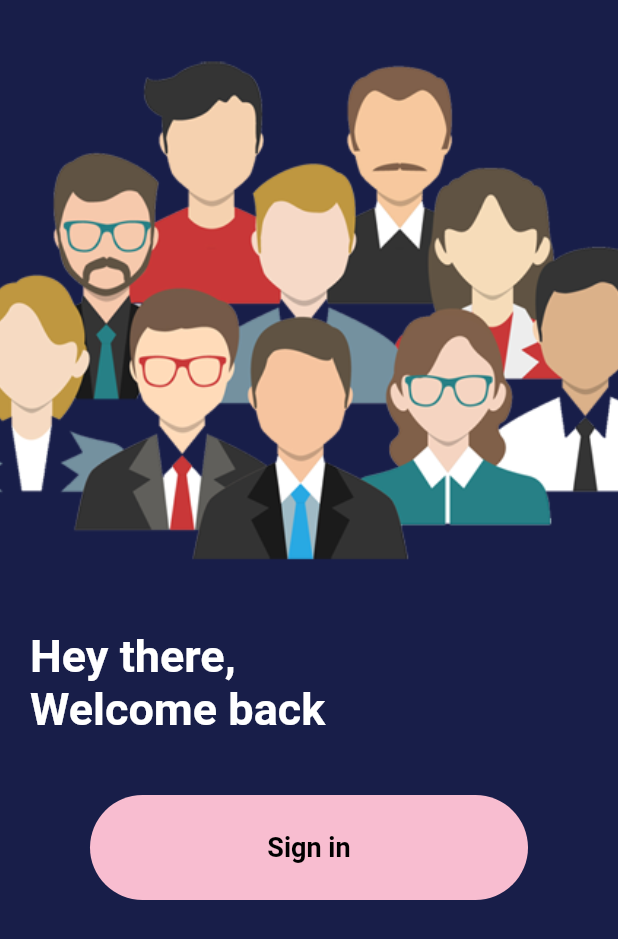
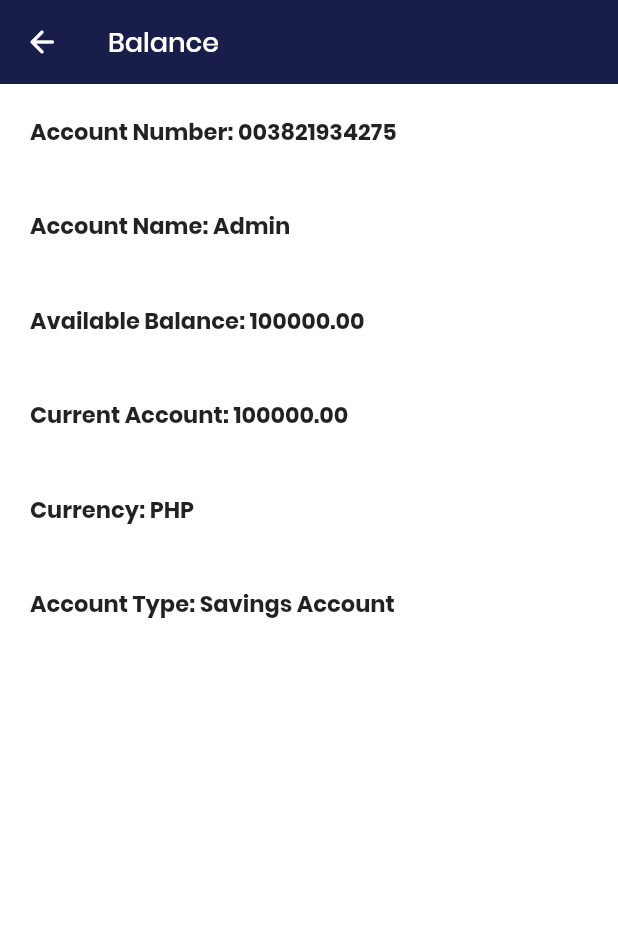
Before and after one commit to daPiang/pig-e-bank, a Flutter app: the screen it shows after launch, on a phone screen of 412 x 824 dp. Shown: the top 939 px of the screen. Run offline on Flutter 3.47's test engine with Material 2 defaults, Android fonts, the phone set to English and light mode, and no system bars.

Commit message:
balance screen and edits to account file

```diff
--- a/lib/account.dart
+++ b/lib/account.dart
@@ -1,3 +1,7 @@
 class Account {
   static double bal = 100000.00;
+  static String accNum = "003821934275";
+  static String accName = "Admin";
+  static String accType = "Savings Account";
+  static String currency = "PHP";
 }
--- /dev/null
+++ b/lib/balance.dart
@@ -0,0 +1,34 @@
+import 'package:flutter/material.dart';
+import 'package:pig_e_bank/dashboard.dart';
+import 'account.dart';
+
+class Balance extends StatelessWidget{
+  const Balance({Key? key}) : super(key: key);
+
+  @override
+  Widget build(BuildContext context){
+
+    String accNum = Account.accNum;
+    String accName = Account.accName;
+    String accType = Account.accType;
+    String currency = Account.currency;
+    double availBalance = Account.bal;
+
+    return Scaffold(backgroundColor: Colors.white,
+      appBar: AppBar(title: Text('Balance',style: TextStyle(fontFamily: 'Poppins', color: Colors.white, fontSize: 18)),
+      backgroundColor: Color(0xFF181E49),
+      leading: IconButton(icon: Icon(Icons.arrow_back_rounded), color: Colors.white, onPressed: (){
+        Navigator.push(
+        context, MaterialPageRoute(builder: (context) => const Dashboard()));})),
+      body: Column(
+        children: [
+          Container(width:double.infinity,child: Text('Account Number: ' + accNum, style: TextStyle(fontFamily: 'Poppins', fontSize: 15, fontWeight: FontWeight.w600), textAlign: TextAlign.left,), padding: EdgeInsets.all(20),),
+          Container(width:double.infinity,child: Text('Account Name: ' + accName, style: TextStyle(fontFamily: 'Poppins', fontSize: 15, fontWeight: FontWeight.w600), textAlign: TextAlign.left,), padding: EdgeInsets.all(20),),
+          Container(width:double.infinity,child: Text('Available Balance: ' + availBalance.toStringAsFixed(2), style: TextStyle(fontFamily: 'Poppins', fontSize: 15, fontWeight: FontWeight.w600), ),padding: EdgeInsets.all(20)),
+          Container(width:double.infinity,child: Text('Current Account: ' + availBalance.toStringAsFixed(2), style: TextStyle(fontFamily: 'Poppins', fontSize: 15, fontWeight: FontWeight.w600), ),padding: EdgeInsets.all(20)),
+          Container(width:double.infinity,child: Text('Currency: ' + currency, style: TextStyle(fontFamily: 'Poppins', fontSize: 15, fontWeight: FontWeight.w600), ),padding: EdgeInsets.all(20)),
+          Container(width:double.infinity,child: Text('Account Type: ' + accType, style: TextStyle(fontFamily: 'Poppins', fontSize: 15,fontWeight: FontWeight.w600), ),padding: EdgeInsets.all(20)),
+      ],),
+    );
+  }
+}
--- a/lib/dashboard.dart
+++ b/lib/dashboard.dart
@@ -1,4 +1,5 @@
 import 'package:flutter/material.dart';
+import 'package:pig_e_bank/balance.dart';
 import 'package:pig_e_bank/transaction_history.dart';
 import 'package:pig_e_bank/transfer_money.dart';
 import 'account.dart';
@@ -6,10 +7,10 @@ import 'about.dart';
 
 class Dashboard extends StatelessWidget {
   const Dashboard({Key? key}) : super(key: key);
-
   @override
   Widget build(BuildContext context) {
     double width = MediaQuery.of(context).size.width;
+
     return Scaffold(
       appBar: AppBar(
         centerTitle: true,
@@ -65,7 +66,7 @@ class Dashboard extends StatelessWidget {
                           Container(
                             padding: EdgeInsets.only(right: 60),
                             child: Text(
-                              'Admin',
+                              Account.accName,
                               textAlign: TextAlign.start,
                               style: TextStyle(
                                 fontSize: 22.0,
@@ -78,7 +79,7 @@ class Dashboard extends StatelessWidget {
                           Container(
                             padding: EdgeInsets.only(right: 60),
                             child: Text(
-                              '003821934275',
+                              Account.accNum,
                               textAlign: TextAlign.start,
                               style: TextStyle(
                                 fontSize: 16.0,
@@ -90,7 +91,7 @@ class Dashboard extends StatelessWidget {
                           Container(
                             padding: EdgeInsets.only(right: 60),
                             child: Text(
-                              'Savings Account',
+                              Account.accType,
                               textAlign: TextAlign.start,
                               style: TextStyle(
                                 fontSize: 16.0,
@@ -162,7 +163,13 @@ class Dashboard extends StatelessWidget {
                                 ),
                               ],
                             ),
-                            onPressed: () {},
+                            onPressed: () {
+                              Navigator.push(
+                                  context,
+                                  MaterialPageRoute(
+                                      builder: (context) =>
+                                          const Balance()));
+                            },
                             style: ButtonStyle(
                                 backgroundColor: MaterialStateProperty.all(
                                     Color(0xFFf8bdd0)),
@@ -177,7 +184,6 @@ class Dashboard extends StatelessWidget {
                                     MaterialStateProperty.all(Size(330, 150))),
                           ),
                         ),
-                        //FloatingActionButton.extended(onPressed: (){}, label: Text('Help', style: TextStyle(fontFamily: 'Poppins')), icon: Icon(Icons.help_outline_outlined), backgroundColor: Colors.yellow[800],),
                       ],
                     ),
                     Container(
--- a/lib/main.dart
+++ b/lib/main.dart
@@ -1,7 +1,7 @@
 import 'package:flutter/material.dart';
 import 'package:pig_e_bank/confirm_transfer.dart';
 import 'package:pig_e_bank/palette.dart';
-//import 'package:pig_e_bank/splash_screen.dart';
+import 'package:pig_e_bank/balance.dart';
 //import 'package:pig_e_bank/dashboard.dart';
 import 'package:flutter/services.dart';
 import 'package:pig_e_bank/splash_screen.dart';
@@ -30,7 +30,7 @@ class MyApp extends StatelessWidget {
           elevation: 0,
         ),
       ),
-      home: const SplashScreen(),
+      home: const Balance(),
     );
   }
 }
```
Also changed, not shown: lib/transaction_history.dart (+2 -12 lines).
